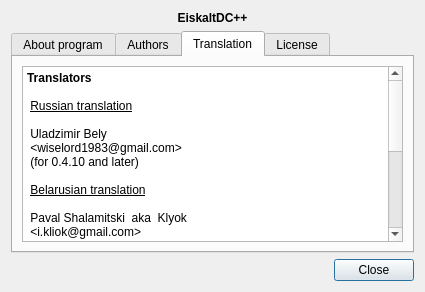
Before: the Qt Designer form eiskaltdcpp/ui/UIAbout.ui in eiskaltdcpp/eiskaltdcpp, drawn with Qt 5.
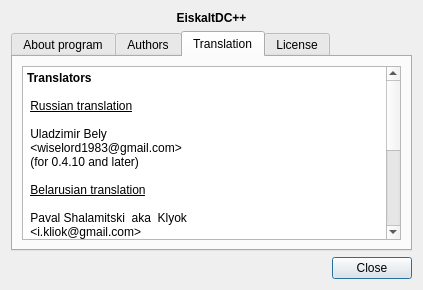
After: the same form once the commit is applied. The open tabs and pages were chosen to show the change.

Commit message: updated About section

What changed in the file:
```diff
--- a/eiskaltdcpp/ui/UIAbout.ui
+++ b/eiskaltdcpp/ui/UIAbout.ui
@@ -6,8 +6,8 @@
    <rect>
     <x>0</x>
     <y>0</y>
-    <width>425</width>
-    <height>292</height>
+    <width>423</width>
+    <height>290</height>
    </rect>
   </property>
   <property name="windowTitle">
@@ -124,7 +124,7 @@
 &lt;p style=&quot; margin-top:0px; margin-bottom:0px; margin-left:0px; margin-right:0px; -qt-block-indent:0; text-indent:0px;&quot;&gt; &lt;span style=&quot; text-decoration: underline;&quot;&gt;French translation&lt;/span&gt;&lt;/p&gt;
 &lt;p style=&quot;-qt-paragraph-type:empty; margin-top:0px; margin-bottom:0px; margin-left:0px; margin-right:0px; -qt-block-indent:0; text-indent:0px; text-decoration: underline;&quot;&gt;&lt;/p&gt;
 &lt;p style=&quot; margin-top:0px; margin-bottom:0px; margin-left:0px; margin-right:0px; -qt-block-indent:0; text-indent:0px;&quot;&gt; Alexandre Wallimann  aka  Alex&lt;/p&gt;
-&lt;p style=&quot; margin-top:0px; margin-bottom:0px; margin-left:0px; margin-right:0px; -qt-block-indent:0; text-indent:0px;&quot;&gt; &amp;lt;adressalacon@gmail.com&amp;gt;&lt;/p&gt;
+&lt;p style=&quot; margin-top:0px; margin-bottom:0px; margin-left:0px; margin-right:0px; -qt-block-indent:0; text-indent:0px;&quot;&gt; &amp;lt;alexandre.wallimann@gmail.com&amp;gt;&lt;/p&gt;
 &lt;p style=&quot; margin-top:0px; margin-bottom:0px; margin-left:0px; margin-right:0px; -qt-block-indent:0; text-indent:0px;&quot;&gt; (for 2.0.2 and later)&lt;/p&gt;&lt;/body&gt;&lt;/html&gt;</string>
          </property>
         </widget>
```
The commit also changes 1 other file.
